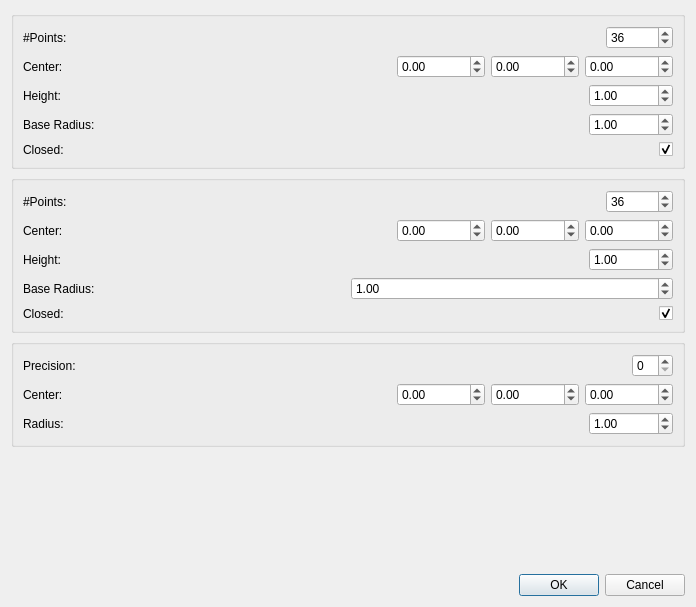
Old version of the form Polyhedron/demo/Polyhedron/Plugins/PCA/Basic_volumes_generator_dialog.ui in the repository CGAL/cgal.
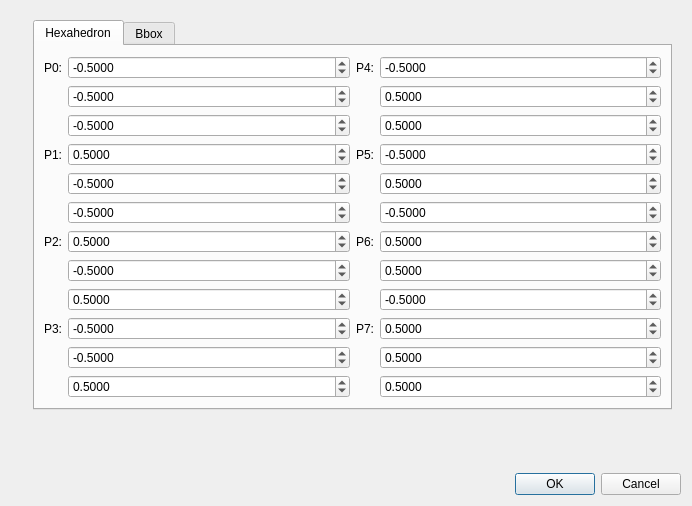
New version of the form. Icons and pictures are not drawn.

Commit message: Add customization for cube and sphere

The edit to the form file:
```diff
--- a/Polyhedron/demo/Polyhedron/Plugins/PCA/Basic_volumes_generator_dialog.ui
+++ b/Polyhedron/demo/Polyhedron/Plugins/PCA/Basic_volumes_generator_dialog.ui
@@ -6,8 +6,8 @@
    <rect>
     <x>0</x>
     <y>0</y>
-    <width>696</width>
-    <height>607</height>
+    <width>692</width>
+    <height>506</height>
    </rect>
   </property>
   <property name="windowTitle">
@@ -15,16 +15,12 @@
   </property>
   <layout class="QVBoxLayout" name="verticalLayout_2" stretch="0,0,0">
    <item>
-    <layout class="QVBoxLayout" name="verticalLayout">
-     <item>
-      <widget class="QGroupBox" name="prismGroupBox">
-       <property name="title">
-        <string/>
-       </property>
-       <property name="flat">
-        <bool>false</bool>
-       </property>
-       <layout class="QVBoxLayout" name="verticalLayout_3" stretch="0,0,0,0,0">
+    <widget class="QStackedWidget" name="stackedWidget">
+     <property name="currentIndex">
+      <number>3</number>
+     </property>
+     <widget class="QWidget" name="prismPage">
+      <layout class="QVBoxLayout" name="verticalLayout_5">
         <item>
          <layout class="QHBoxLayout" name="prismLayout" stretch="1,0">
           <item>
@@ -198,15 +194,164 @@
         </item>
        </layout>
       </widget>
-     </item>
-     <item>
-      <widget class="QGroupBox" name="pyramidGroupBox">
-       <property name="title">
-        <string/>
-       </property>
+     <widget class="QWidget" name="spherePage">
        <layout class="QVBoxLayout" name="verticalLayout_6">
         <item>
-         <layout class="QHBoxLayout" name="prismLayout_3" stretch="1,0">
+        <layout class="QHBoxLayout" name="sphereLayout" stretch="1,0">
+         <item>
+          <widget class="QLabel" name="sphereLabel">
+           <property name="toolTip">
+            <string>&lt;html&gt;&lt;head/&gt;&lt;body&gt;&lt;p&gt;The number of points in the sphere will be 3^precision*10+2.&lt;/p&gt;&lt;p&gt;This is the number of times the sqrt3-subdivision will be applied to the original icosahedron.&lt;/p&gt;&lt;/body&gt;&lt;/html&gt;</string>
+           </property>
+           <property name="text">
+            <string>Precision:</string>
+           </property>
+          </widget>
+         </item>
+         <item>
+          <widget class="QSpinBox" name="SphereSpinBox">
+           <property name="minimum">
+            <number>0</number>
+           </property>
+           <property name="maximum">
+            <number>60</number>
+           </property>
+           <property name="value">
+            <number>0</number>
+           </property>
+          </widget>
+         </item>
+        </layout>
+       </item>
+       <item>
+        <widget class="QTabWidget" name="tabWidget">
+         <property name="currentIndex">
+          <number>1</number>
+         </property>
+         <widget class="QWidget" name="tab">
+          <attribute name="title">
+           <string>Classic</string>
+          </attribute>
+          <layout class="QVBoxLayout" name="verticalLayout_7">
+           <item>
+            <layout class="QHBoxLayout" name="horizontalLayout_5" stretch="4,1,0,0,0">
+             <item>
+              <widget class="QLabel" name="label_5">
+               <property name="toolTip">
+                <string>&lt;html&gt;&lt;head/&gt;&lt;body&gt;&lt;p&gt;The center of the sphere.&lt;/p&gt;&lt;/body&gt;&lt;/html&gt;</string>
+               </property>
+               <property name="text">
+                <string>Center:</string>
+               </property>
+              </widget>
+             </item>
+             <item>
+              <spacer name="horizontalSpacer_2">
+               <property name="orientation">
+                <enum>Qt::Horizontal</enum>
+               </property>
+               <property name="sizeHint" stdset="0">
+                <size>
+                 <width>40</width>
+                 <height>20</height>
+                </size>
+               </property>
+              </spacer>
+             </item>
+             <item>
+              <widget class="QDoubleSpinBox" name="sphereXSpinBox">
+               <property name="minimum">
+                <double>-1000000000000000000.000000000000000</double>
+               </property>
+               <property name="maximum">
+                <double>1000000000000000000.000000000000000</double>
+               </property>
+              </widget>
+             </item>
+             <item>
+              <widget class="QDoubleSpinBox" name="sphereYSpinBox">
+               <property name="minimum">
+                <double>-1000000000000000000.000000000000000</double>
+               </property>
+               <property name="maximum">
+                <double>1000000000000000000.000000000000000</double>
+               </property>
+              </widget>
+             </item>
+             <item>
+              <widget class="QDoubleSpinBox" name="sphereZSpinBox">
+               <property name="minimum">
+                <double>-1000000000000000000.000000000000000</double>
+               </property>
+               <property name="maximum">
+                <double>1000000000000000000.000000000000000</double>
+               </property>
+              </widget>
+             </item>
+            </layout>
+           </item>
+           <item>
+            <layout class="QHBoxLayout" name="horizontalLayout_6" stretch="1,0">
+             <item>
+              <widget class="QLabel" name="label_6">
+               <property name="toolTip">
+                <string>&lt;html&gt;&lt;head/&gt;&lt;body&gt;&lt;p&gt;The radius of the sphere.&lt;/p&gt;&lt;/body&gt;&lt;/html&gt;</string>
+               </property>
+               <property name="text">
+                <string>Radius:</string>
+               </property>
+              </widget>
+             </item>
+             <item>
+              <widget class="QDoubleSpinBox" name="sphereRadiusSpinBox">
+               <property name="maximum">
+                <double>1000000000000000000.000000000000000</double>
+               </property>
+               <property name="value">
+                <double>1.000000000000000</double>
+               </property>
+              </widget>
+             </item>
+            </layout>
+           </item>
+          </layout>
+         </widget>
+         <widget class="QWidget" name="tab_2">
+          <attribute name="title">
+           <string>Single Line</string>
+          </attribute>
+          <layout class="QVBoxLayout" name="verticalLayout_8">
+           <item>
+            <layout class="QHBoxLayout" name="horizontalLayout_8">
+             <item>
+              <widget class="QLabel" name="label_7">
+               <property name="toolTip">
+                <string>&lt;html&gt;&lt;head/&gt;&lt;body&gt;&lt;p&gt;The coordinates of the center of the sphere, followed by the radius of the sphere.&lt;/p&gt;&lt;/body&gt;&lt;/html&gt;</string>
+               </property>
+               <property name="text">
+                <string>Center and Radius:</string>
+               </property>
+              </widget>
+             </item>
+             <item>
+              <widget class="QLineEdit" name="center_radius_lineEdit">
+               <property name="text">
+                <string>0.0 0.0 0.0 1.0</string>
+               </property>
+              </widget>
+             </item>
+            </layout>
+           </item>
+          </layout>
+         </widget>
+        </widget>
+       </item>
+      </layout>
+     </widget>
+     <widget class="QWidget" name="pyramidPage">
+      <layout class="QVBoxLayout" name="verticalLayout_3">
+       <item>
+        <layout class="QHBoxLayout" name="pyramidLayout" stretch="1,0">
           <item>
            <widget class="QLabel" name="pyramidLabel">
             <property name="toolTip">
@@ -378,98 +523,493 @@
         </item>
        </layout>
       </widget>
-     </item>
+     <widget class="QWidget" name="hexahedronPage">
+      <layout class="QHBoxLayout" name="horizontalLayout_7" stretch="0,0">
      <item>
-      <widget class="QGroupBox" name="sphereGroupBox">
-       <property name="title">
+        <layout class="QVBoxLayout" name="verticalLayout_4" stretch="0">
+         <item>
+          <widget class="QLabel" name="label_8">
+           <property name="text">
         <string/>
        </property>
-       <layout class="QVBoxLayout" name="verticalLayout_4" stretch="0,0,0">
+           <property name="pixmap">
+            <pixmap resource="../../Polyhedron_3.qrc">:/cgal/icons/resources/hexahedron.png</pixmap>
+           </property>
+           <property name="scaledContents">
+            <bool>false</bool>
+           </property>
+           <property name="wordWrap">
+            <bool>false</bool>
+           </property>
+          </widget>
+         </item>
+        </layout>
+       </item>
         <item>
-         <layout class="QHBoxLayout" name="sphereLayout" stretch="1,0">
+        <layout class="QVBoxLayout" name="verticalLayout">
           <item>
-           <widget class="QLabel" name="sphereLabel">
-            <property name="toolTip">
-             <string>&lt;html&gt;&lt;head/&gt;&lt;body&gt;&lt;p&gt;The number of points in the sphere will be 3^precision*10+2.&lt;/p&gt;&lt;p&gt;This is the number of times the sqrt3-subdivision will be applied to the original icosahedron.&lt;/p&gt;&lt;/body&gt;&lt;/html&gt;</string>
-            </property>
+          <widget class="QTabWidget" name="tabWidget_2">
+           <property name="currentIndex">
+            <number>0</number>
+           </property>
+           <widget class="QWidget" name="tab_3">
+            <attribute name="title">
+             <string>Hexahedron</string>
+            </attribute>
+            <layout class="QGridLayout" name="gridLayout_2">
+             <item row="0" column="0">
+              <layout class="QGridLayout" name="gridLayout" rowstretch="0,0,0,0,0,0,0,0,0,0,0,0" columnstretch="0,1,0,1">
+               <item row="0" column="1">
+                <widget class="QDoubleSpinBox" name="p0xBox">
+                 <property name="decimals">
+                  <number>4</number>
+                 </property>
+                 <property name="minimum">
+                  <double>-10000000000000000.000000000000000</double>
+                 </property>
+                 <property name="maximum">
+                  <double>10000000000000000.000000000000000</double>
+                 </property>
+                 <property name="value">
+                  <double>-0.500000000000000</double>
+                 </property>
+                </widget>
+               </item>
+               <item row="8" column="1">
+                <widget class="QDoubleSpinBox" name="p2zBox">
+                 <property name="decimals">
+                  <number>4</number>
+                 </property>
+                 <property name="minimum">
+                  <double>-10000000000000000.000000000000000</double>
+                 </property>
+                 <property name="maximum">
+                  <double>10000000000000000.000000000000000</double>
+                 </property>
+                 <property name="value">
+                  <double>0.500000000000000</double>
+                 </property>
+                </widget>
+               </item>
+               <item row="5" column="1">
+                <widget class="QDoubleSpinBox" name="p1zBox">
+                 <property name="decimals">
+                  <number>4</number>
+                 </property>
+                 <property name="minimum">
+                  <double>-10000000000000000.000000000000000</double>
+                 </property>
+                 <property name="maximum">
+                  <double>10000000000000000.000000000000000</double>
+                 </property>
+                 <property name="value">
+                  <double>-0.500000000000000</double>
+                 </property>
+                </widget>
+               </item>
+               <item row="10" column="1">
+                <widget class="QDoubleSpinBox" name="p3yBox">
+                 <property name="decimals">
+                  <number>4</number>
+                 </property>
+                 <property name="minimum">
+                  <double>-10000000000000000.000000000000000</double>
+                 </property>
+                 <property name="maximum">
+                  <double>10000000000000000.000000000000000</double>
+                 </property>
+                 <property name="value">
+                  <double>-0.500000000000000</double>
+                 </property>
+                </widget>
+               </item>
+               <item row="0" column="3">
+                <widget class="QDoubleSpinBox" name="p4xBox">
+                 <property name="decimals">
+                  <number>4</number>
+                 </property>
+                 <property name="minimum">
+                  <double>-10000000000000000.000000000000000</double>
+                 </property>
+                 <property name="maximum">
+                  <double>10000000000000000.000000000000000</double>
+                 </property>
+                 <property name="value">
+                  <double>-0.500000000000000</double>
+                 </property>
+                </widget>
+               </item>
+               <item row="9" column="1">
+                <widget class="QDoubleSpinBox" name="p3xBox">
+                 <property name="decimals">
+                  <number>4</number>
+                 </property>
+                 <property name="minimum">
+                  <double>-10000000000000000.000000000000000</double>
+                 </property>
+                 <property name="maximum">
+                  <double>10000000000000000.000000000000000</double>
+                 </property>
+                 <property name="value">
+                  <double>-0.500000000000000</double>
+                 </property>
+                </widget>
+               </item>
+               <item row="3" column="3">
+                <widget class="QDoubleSpinBox" name="p5xBox">
+                 <property name="decimals">
+                  <number>4</number>
+                 </property>
+                 <property name="minimum">
+                  <double>-10000000000000000.000000000000000</double>
+                 </property>
+                 <property name="maximum">
+                  <double>10000000000000000.000000000000000</double>
+                 </property>
+                 <property name="value">
+                  <double>-0.500000000000000</double>
+                 </property>
+                </widget>
+               </item>
+               <item row="0" column="0">
+                <widget class="QLabel" name="label_9">
             <property name="text">
-             <string>Precision:</string>
+                  <string>P0:</string>
             </property>
            </widget>
           </item>
-          <item>
-           <widget class="QSpinBox" name="SphereSpinBox">
+               <item row="6" column="3">
+                <widget class="QDoubleSpinBox" name="p6xBox">
+                 <property name="decimals">
+                  <number>4</number>
+                 </property>
             <property name="minimum">
-             <number>0</number>
+                  <double>-10000000000000000.000000000000000</double>
             </property>
             <property name="maximum">
-             <number>60</number>
+                  <double>10000000000000000.000000000000000</double>
             </property>
             <property name="value">
-             <number>0</number>
+                  <double>0.500000000000000</double>
             </property>
            </widget>
           </item>
-         </layout>
-        </item>
-        <item>
-         <layout class="QHBoxLayout" name="horizontalLayout_5" stretch="4,1,0,0,0">
-          <item>
-           <widget class="QLabel" name="label_5">
+               <item row="3" column="0">
+                <widget class="QLabel" name="label_10">
+                 <property name="text">
+                  <string>P1:</string>
+                 </property>
+                </widget>
+               </item>
+               <item row="9" column="3">
+                <widget class="QDoubleSpinBox" name="p7xBox">
+                 <property name="decimals">
+                  <number>4</number>
+                 </property>
+                 <property name="minimum">
+                  <double>-10000000000000000.000000000000000</double>
+                 </property>
+                 <property name="maximum">
+                  <double>10000000000000000.000000000000000</double>
+                 </property>
+                 <property name="value">
+                  <double>0.500000000000000</double>
+                 </property>
+                </widget>
+               </item>
+               <item row="0" column="2">
+                <widget class="QLabel" name="label_17">
             <property name="text">
-             <string>Center:</string>
+                  <string>P4:</string>
             </property>
            </widget>
           </item>
-          <item>
-           <spacer name="horizontalSpacer_2">
-            <property name="orientation">
-             <enum>Qt::Horizontal</enum>
-            </property>
-            <property name="sizeHint" stdset="0">
-             <size>
-              <width>40</width>
-              <height>20</height>
-             </size>
-            </property>
-           </spacer>
-          </item>
-          <item>
-           <widget class="QDoubleSpinBox" name="sphereXSpinBox">
+               <item row="9" column="0">
+                <widget class="QLabel" name="label_16">
+                 <property name="text">
+                  <string>P3:</string>
+                 </property>
+                </widget>
+               </item>
+               <item row="6" column="0">
+                <widget class="QLabel" name="label_15">
+                 <property name="text">
+                  <string>P2:</string>
+                 </property>
+                </widget>
+               </item>
+               <item row="1" column="1">
+                <widget class="QDoubleSpinBox" name="p0yBox">
+                 <property name="decimals">
+                  <number>4</number>
+                 </property>
             <property name="minimum">
-             <double>-1000000000000000000.000000000000000</double>
+                  <double>-10000000000000000.000000000000000</double>
             </property>
             <property name="maximum">
-             <double>1000000000000000000.000000000000000</double>
-            </property>
-           </widget>
-          </item>
-          <item>
-           <widget class="QDoubleSpinBox" name="sphereYSpinBox">
+                  <double>10000000000000000.000000000000000</double>
+                 </property>
+                 <property name="value">
+                  <double>-0.500000000000000</double>
+                 </property>
+                </widget>
+               </item>
+               <item row="6" column="2">
+                <widget class="QLabel" name="label_19">
+                 <property name="text">
+                  <string>P6:</string>
+                 </property>
+                </widget>
+               </item>
+               <item row="3" column="2">
+                <widget class="QLabel" name="label_18">
+                 <property name="text">
+                  <string>P5:</string>
+                 </property>
+                </widget>
+               </item>
+               <item row="9" column="2">
+                <widget class="QLabel" name="label_20">
+                 <property name="text">
+                  <string>P7:</string>
+                 </property>
+                </widget>
+               </item>
+               <item row="4" column="1">
+                <widget class="QDoubleSpinBox" name="p1yBox">
+                 <property name="decimals">
+                  <number>4</number>
+                 </property>
             <property name="minimum">
-             <double>-1000000000000000000.000000000000000</double>
+                  <double>-10000000000000000.000000000000000</double>
             </property>
             <property name="maximum">
-             <double>1000000000000000000.000000000000000</double>
-            </property>
-           </widget>
-          </item>
-          <item>
-           <widget class="QDoubleSpinBox" name="sphereZSpinBox">
+                  <double>10000000000000000.000000000000000</double>
+                 </property>
+                 <property name="value">
+                  <double>-0.500000000000000</double>
+                 </property>
+                </widget>
+               </item>
+               <item row="6" column="1">
+                <widget class="QDoubleSpinBox" name="p2xBox">
+                 <property name="decimals">
+                  <number>4</number>
+                 </property>
             <property name="minimum">
-             <double>-1000000000000000000.000000000000000</double>
+                  <double>-10000000000000000.000000000000000</double>
             </property>
             <property name="maximum">
-             <double>1000000000000000000.000000000000000</double>
-            </property>
-           </widget>
-          </item>
-         </layout>
-        </item>
+                  <double>10000000000000000.000000000000000</double>
+                 </property>
+                 <property name="value">
+                  <double>0.500000000000000</double>
+                 </property>
+                </widget>
+               </item>
+               <item row="3" column="1">
+                <widget class="QDoubleSpinBox" name="p1xBox">
+                 <property name="decimals">
+                  <number>4</number>
+                 </property>
+                 <property name="minimum">
+                  <double>-10000000000000000.000000000000000</double>
+                 </property>
+                 <property name="maximum">
+                  <double>10000000000000000.000000000000000</double>
+                 </property>
+                 <property name="value">
+                  <double>0.500000000000000</double>
+                 </property>
+                </widget>
+               </item>
+               <item row="7" column="1">
+                <widget class="QDoubleSpinBox" name="p2yBox">
+                 <property name="decimals">
+                  <number>4</number>
+                 </property>
+                 <property name="minimum">
+                  <double>-10000000000000000.000000000000000</double>
+                 </property>
+                 <property name="maximum">
+                  <double>10000000000000000.000000000000000</double>
+                 </property>
+                 <property name="value">
+                  <double>-0.500000000000000</double>
+                 </property>
+                </widget>
+               </item>
+               <item row="2" column="1">
+                <widget class="QDoubleSpinBox" name="p0zBox">
+                 <property name="decimals">
+                  <number>4</number>
+                 </property>
+                 <property name="minimum">
+                  <double>-10000000000000000.000000000000000</double>
+                 </property>
+                 <property name="maximum">
+                  <double>10000000000000000.000000000000000</double>
+                 </property>
+                 <property name="value">
+                  <double>-0.500000000000000</double>
+                 </property>
+                </widget>
+               </item>
+               <item row="11" column="1">
+                <widget class="QDoubleSpinBox" name="p3zBox">
+                 <property name="decimals">
+                  <number>4</number>
+                 </property>
+                 <property name="minimum">
+                  <double>-10000000000000000.000000000000000</double>
+                 </property>
+                 <property name="maximum">
+                  <double>10000000000000000.000000000000000</double>
+                 </property>
+                 <property name="value">
+                  <double>0.500000000000000</double>
+                 </property>
+                </widget>
+               </item>
+               <item row="11" column="3">
+                <widget class="QDoubleSpinBox" name="p7zBox">
+                 <property name="decimals">
+                  <number>4</number>
+                 </property>
+                 <property name="minimum">
+                  <double>-10000000000000000.000000000000000</double>
+                 </property>
+                 <property name="maximum">
+                  <double>10000000000000000.000000000000000</double>
+                 </property>
+                 <property name="value">
+                  <double>0.500000000000000</double>
+                 </property>
+                </widget>
+               </item>
+               <item row="10" column="3">
+                <widget class="QDoubleSpinBox" name="p7yBox">
+                 <property name="decimals">
+                  <number>4</number>
+                 </property>
+                 <property name="minimum">
+                  <double>-10000000000000000.000000000000000</double>
+                 </property>
+                 <property name="maximum">
+                  <double>10000000000000000.000000000000000</double>
+                 </property>
+                 <property name="value">
+                  <double>0.500000000000000</double>
+                 </property>
+                </widget>
+               </item>
+               <item row="8" column="3">
+                <widget class="QDoubleSpinBox" name="p6zBox">
+                 <property name="decimals">
+                  <number>4</number>
+                 </property>
+                 <property name="minimum">
+                  <double>-10000000000000000.000000000000000</double>
+                 </property>
+                 <property name="maximum">
+                  <double>10000000000000000.000000000000000</double>
+                 </property>
+                 <property name="value">
+                  <double>-0.500000000000000</double>
+                 </property>
+                </widget>
+               </item>
+               <item row="7" column="3">
+                <widget class="QDoubleSpinBox" name="p6yBox">
+                 <property name="decimals">
+                  <number>4</number>
+                 </property>
+                 <property name="minimum">
+                  <double>-10000000000000000.000000000000000</double>
+                 </property>
+                 <property name="maximum">
+                  <double>10000000000000000.000000000000000</double>
+                 </property>
+                 <property name="value">
+                  <double>0.500000000000000</double>
+                 </property>
+                </widget>
+               </item>
+               <item row="5" column="3">
+                <widget class="QDoubleSpinBox" name="p5zBox">
+                 <property name="decimals">
+                  <number>4</number>
+                 </property>
+                 <property name="minimum">
+                  <double>-10000000000000000.000000000000000</double>
+                 </property>
+                 <property name="maximum">
+                  <double>10000000000000000.000000000000000</double>
+                 </property>
+                 <property name="value">
+                  <double>-0.500000000000000</double>
+                 </property>
+                </widget>
+               </item>
+               <item row="4" column="3">
+                <widget class="QDoubleSpinBox" name="p5yBox">
+                 <property name="decimals">
+                  <number>4</number>
+                 </property>
+                 <property name="minimum">
+                  <double>-10000000000000000.000000000000000</double>
+                 </property>
+                 <property name="maximum">
+                  <double>10000000000000000.000000000000000</double>
+                 </property>
+                 <property name="value">
+                  <double>0.500000000000000</double>
+                 </property>
+                </widget>
+               </item>
+               <item row="2" column="3">
+                <widget class="QDoubleSpinBox" name="p4zBox">
+                 <property name="decimals">
+                  <number>4</number>
+                 </property>
+                 <property name="minimum">
+                  <double>-10000000000000000.000000000000000</double>
+                 </property>
+                 <property name="maximum">
+                  <double>10000000000000000.000000000000000</double>
+                 </property>
+                 <property name="value">
+                  <double>0.500000000000000</double>
+                 </property>
+                </widget>
+               </item>
+               <item row="1" column="3">
+                <widget class="QDoubleSpinBox" name="p4yBox">
+                 <property name="decimals">
+                  <number>4</number>
+                 </property>
+                 <property name="minimum">
+                  <double>-10000000000000000.000000000000000</double>
+                 </property>
+                 <property name="maximum">
+                  <double>10000000000000000.000000000000000</double>
+                 </property>
+                 <property name="value">
+                  <double>0.500000000000000</double>
+                 </property>
+                </widget>
+               </item>
+              </layout>
+             </item>
+            </layout>
+           </widget>
+           <widget class="QWidget" name="tab_4">
+            <attribute name="title">
+             <string>Bbox</string>
+            </attribute>
+            <layout class="QHBoxLayout" name="horizontalLayout_9">
         <item>
-         <layout class="QHBoxLayout" name="horizontalLayout_6" stretch="1,0">
-          <item>
-           <widget class="QLabel" name="label_6">
+              <widget class="QLabel" name="label_21">
             <property name="toolTip">
              <string>&lt;html&gt;&lt;head/&gt;&lt;body&gt;&lt;p&gt;The radius of the sphere.&lt;/p&gt;&lt;/body&gt;&lt;/html&gt;</string>
             </property>
@@ -489,11 +1029,14 @@
            </widget>
           </item>
          </layout>
-        </item>
-       </layout>
-      </widget>
-     </item>
-    </layout>
+           </widget>
+          </widget>
+         </item>
+        </layout>
+       </item>
+      </layout>
+     </widget>
+    </widget>
    </item>
    <item>
     <spacer name="verticalSpacer">
```
Left out of the diff: 19 changed lines with no effect on the pictures. Lines whose indentation alone changed are shown as unchanged. The commit also changes 3 other files.
